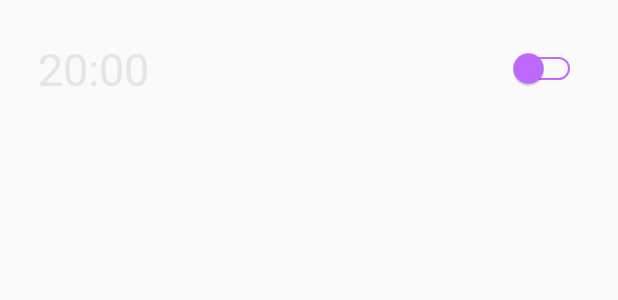
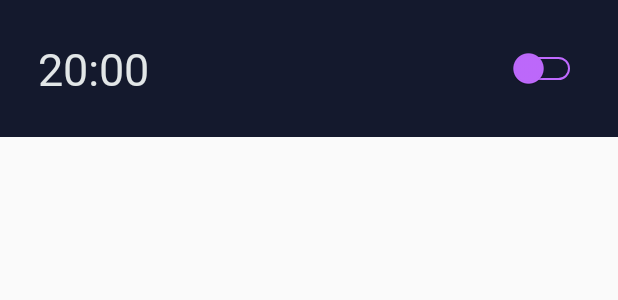
Before and after one commit to Zell0Coding/whitenoise, an Android app: the layout timer_item.xml on its own in the app's theme, with its tools: preview values and no code run, on a phone screen of 412 x 824 dp. Shown: the top 300 px of the screen. Run offline under Robolectric (Android 15) with nearby library versions, the phone set to English and light mode, and no system bars.

Commit message:
fixed button swipe to delete

```diff
--- a/app/build.gradle
+++ b/app/build.gradle
@@ -32,4 +32,5 @@ dependencies {
     testImplementation 'junit:junit:4.12'
     androidTestImplementation 'androidx.test:runner:1.2.0'
     androidTestImplementation 'androidx.test.espresso:espresso-core:3.2.0'
+    implementation 'com.google.android.material:material:1.0.0'
 }
--- a/app/src/main/res/layout/timer_item.xml
+++ b/app/src/main/res/layout/timer_item.xml
@@ -1,10 +1,49 @@
 <?xml version="1.0" encoding="utf-8"?>
-<androidx.constraintlayout.widget.ConstraintLayout xmlns:android="http://schemas.android.com/apk/res/android"
+<FrameLayout
+    xmlns:android="http://schemas.android.com/apk/res/android"
     xmlns:tools="http://schemas.android.com/tools"
     xmlns:app="http://schemas.android.com/apk/res-auto"
-    android:orientation="horizontal"
+    android:layout_width="match_parent"
+    android:layout_height="wrap_content">
+
+    <androidx.constraintlayout.widget.ConstraintLayout
+        android:id="@+id/background_delete"
         android:layout_width="match_parent"
         android:layout_height="wrap_content"
+        android:paddingBottom="25dp"
+        android:paddingTop="25dp"
+        android:paddingRight="25dp"
+        android:background="@android:color/holo_red_dark"
+        android:paddingStart="25dp"
+        android:paddingLeft="25dp"
+        android:paddingEnd="25dp">
+
+        <ImageView
+            android:layout_width="wrap_content"
+            android:layout_height="wrap_content"
+            android:src="@drawable/delete"
+            app:layout_constraintBottom_toBottomOf="parent"
+            app:layout_constraintEnd_toEndOf="parent"
+            app:layout_constraintTop_toTopOf="parent">
+
+        </ImageView>
+
+        <TextView
+            android:layout_width="wrap_content"
+            android:layout_height="wrap_content"
+            android:textSize="30sp"
+            app:layout_constraintBottom_toBottomOf="parent"
+            app:layout_constraintStart_toStartOf="parent"
+            app:layout_constraintTop_toTopOf="parent">
+
+        </TextView>
+
+    </androidx.constraintlayout.widget.ConstraintLayout>
+    <androidx.constraintlayout.widget.ConstraintLayout
+        android:id="@+id/background_item"
+        android:layout_width="match_parent"
+        android:layout_height="wrap_content"
+        android:background="@color/colorPrimary"
         android:paddingBottom="25dp"
         android:paddingTop="25dp"
         android:paddingRight="25dp"
@@ -25,18 +64,14 @@
             tools:text="20:00">
 
         </TextView>
-
         <androidx.appcompat.widget.SwitchCompat
 
             android:id="@+id/timer_switch"
             android:layout_width="wrap_content"
             android:layout_height="wrap_content"
             android:checked="false"
-
-
             app:thumbTint="@color/colorSelected"
             app:track="@drawable/switch_track"
-
             app:layout_constraintBottom_toBottomOf="parent"
             app:layout_constraintEnd_toEndOf="parent"
             app:layout_constraintTop_toTopOf="parent">
@@ -44,3 +79,5 @@
         </androidx.appcompat.widget.SwitchCompat>
 
     </androidx.constraintlayout.widget.ConstraintLayout>
+
+</FrameLayout>
```
Also changed, not shown: app/src/main/java/com/meathammerstudio/whitenoise/Adapters/SwipeToDeleteCallback.java (+71 -2 lines), app/src/main/java/com/meathammerstudio/whitenoise/Adapters/timerAdapter.java (+20 -14 lines), app/src/main/java/com/meathammerstudio/whitenoise/Controllers/TimerFragment.java (+46 -5 lines), app/src/main/res/layout/timer_fragment.xml (+9 -1 lines), 2 other files. Lines whose indentation alone changed are shown as unchanged.
